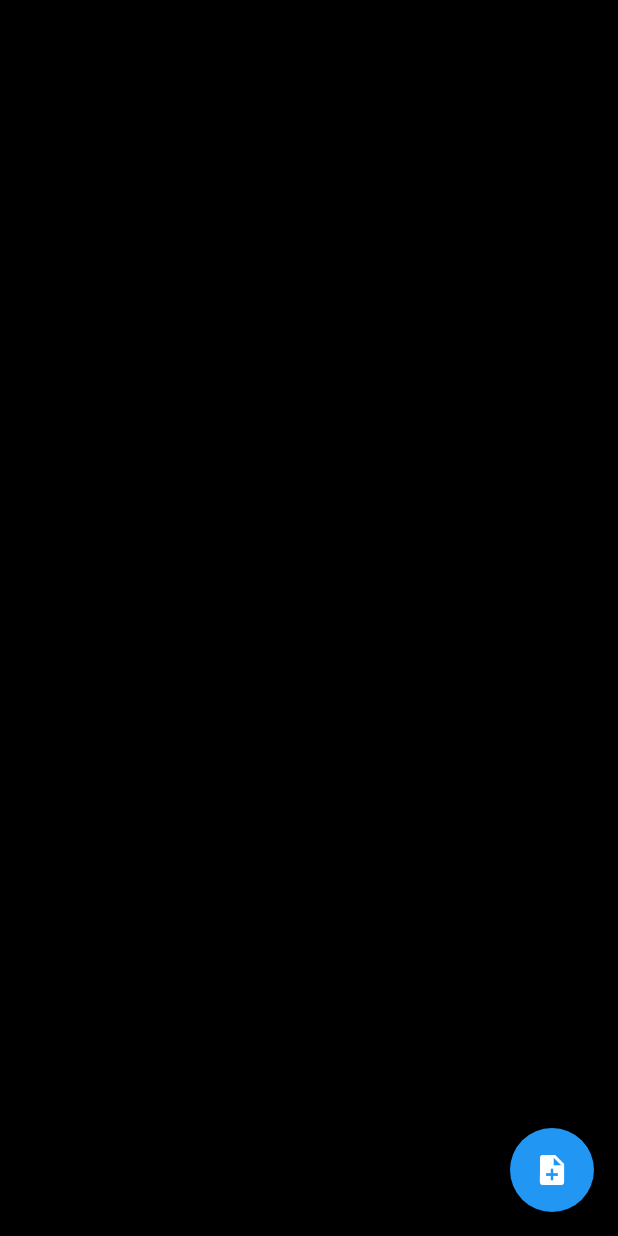
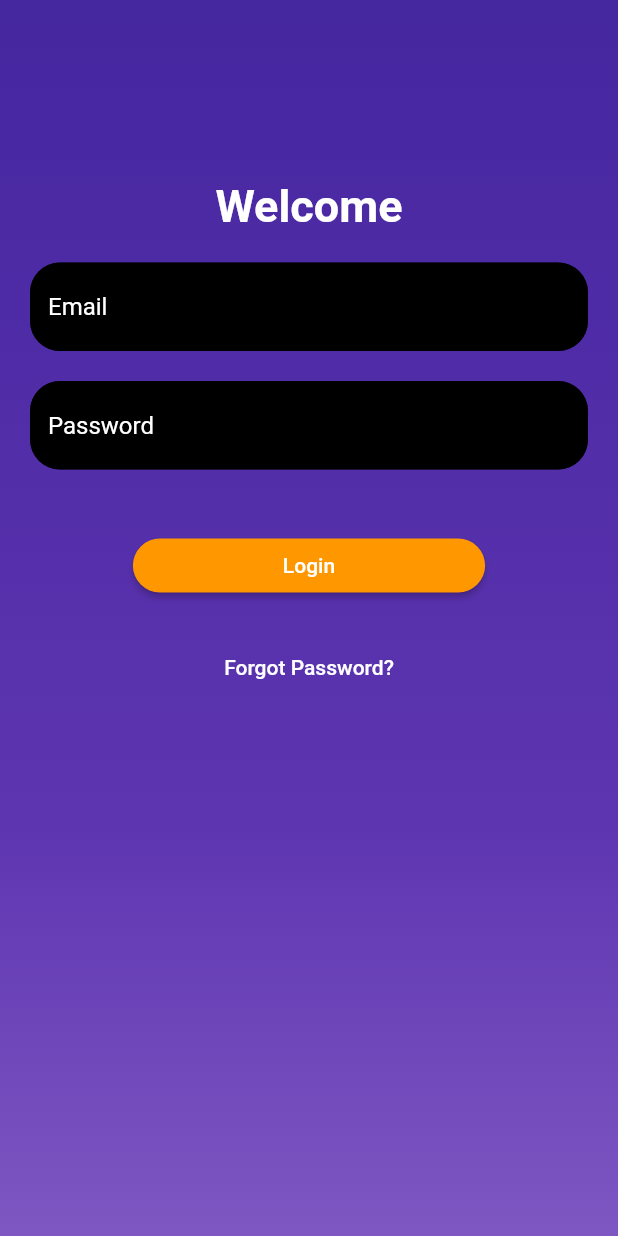
Before and after one commit to Irshadmutthu/Note_app_flutter_sqflite, a Flutter app: the screen it shows after launch, on a phone screen of 412 x 824 dp. Run offline on Flutter 3.47's test engine with Material 2 defaults, Android fonts, the phone set to English and light mode, and no system bars; our stand-ins replace firebase_core, firebase_messaging, sqflite; accounts and stored records are empty.

```diff
--- a/lib/screens/homepage.dart
+++ b/lib/screens/homepage.dart
@@ -11,7 +11,7 @@ class Homepage extends StatelessWidget {
     return notes;
   }
 
-  List<Color> _colors = [
+  final List<Color> _colors = [
     Colors.red,
     Colors.blue,
     Colors.green,
@@ -114,7 +114,7 @@ class Homepage extends StatelessWidget {
           }),
       floatingActionButton: FloatingActionButton(
         onPressed: () {
-          Navigator.pushNamed(context, "addnote");
+          Navigator.pushNamed(context, "addnote", arguments: {});
         },
         child: const Icon(Icons.note_add),
       ),
--- /dev/null
+++ b/lib/screens/login.dart
@@ -0,0 +1,92 @@
+import 'package:flutter/material.dart';
+
+class LoginPage extends StatefulWidget {
+  @override
+  _LoginPageState createState() => _LoginPageState();
+}
+
+class _LoginPageState extends State<LoginPage> {
+  @override
+  Widget build(BuildContext context) {
+    return Scaffold(
+      body: Container(
+        decoration: BoxDecoration(
+          gradient: LinearGradient(
+            begin: Alignment.topCenter,
+            end: Alignment.bottomCenter,
+            colors: [
+              Colors.deepPurple.shade800,
+              Colors.deepPurple.shade700,
+              Colors.deepPurple.shade600,
+              Colors.deepPurple.shade400,
+            ],
+          ),
+        ),
+        child: ListView(
+          children: [
+            SizedBox(height: 100),
+            Padding(
+              padding: const EdgeInsets.all(20),
+              child: Column(
+                children: [
+                  const Text(
+                    'Welcome',
+                    style: TextStyle(
+                      color: Colors.white,
+                      fontSize: 30,
+                      fontWeight: FontWeight.bold,
+                    ),
+                  ),
+                  const SizedBox(height: 20),
+                  TextFormField(
+                    decoration: InputDecoration(
+                      hintText: 'Email',
+                      hintStyle: TextStyle(color: Colors.white),
+                      fillColor: Colors.black,
+                      filled: true,
+                      border: OutlineInputBorder(
+                        borderRadius: BorderRadius.circular(20),
+                      ),
+                    ),
+                  ),
+                  const SizedBox(height: 20),
+                  TextFormField(
+                    decoration: InputDecoration(
+                      hintText: 'Password',
+                      hintStyle: const TextStyle(color: Colors.white),
+                      fillColor: Colors.black,
+                      filled: true,
+                      border: OutlineInputBorder(
+                        borderRadius: BorderRadius.circular(20),
+                      ),
+                    ),
+                  ),
+                  const SizedBox(height: 40),
+                  ElevatedButton(
+                    onPressed: () {},
+                    style: ElevatedButton.styleFrom(
+                      primary: Colors.orange,
+                      padding: const EdgeInsets.symmetric(horizontal: 100),
+                      shape: RoundedRectangleBorder(
+                        borderRadius: BorderRadius.circular(20),
+                      ),
+                    ),
+                    child: const Text('Login'),
+                  ),
+                  const SizedBox(height: 20),
+                  TextButton(
+                    onPressed: () {},
+                    child: const Text(
+                      'Forgot Password?',
+                      style: TextStyle(color: Colors.white),
+                    ),
+                  ),
+                ],
+              ),
+            ),
+          ],
+        ),
+      ),
+    );
+  }
+}
```
Also changed, not shown: lib/main.dart (+29 -4 lines), lib/screens/add_note.dart (+5 -5 lines), pubspec.yaml (+5 -8 lines), lib/firebase_options.dart (added), pubspec.lock, 6 other files.
